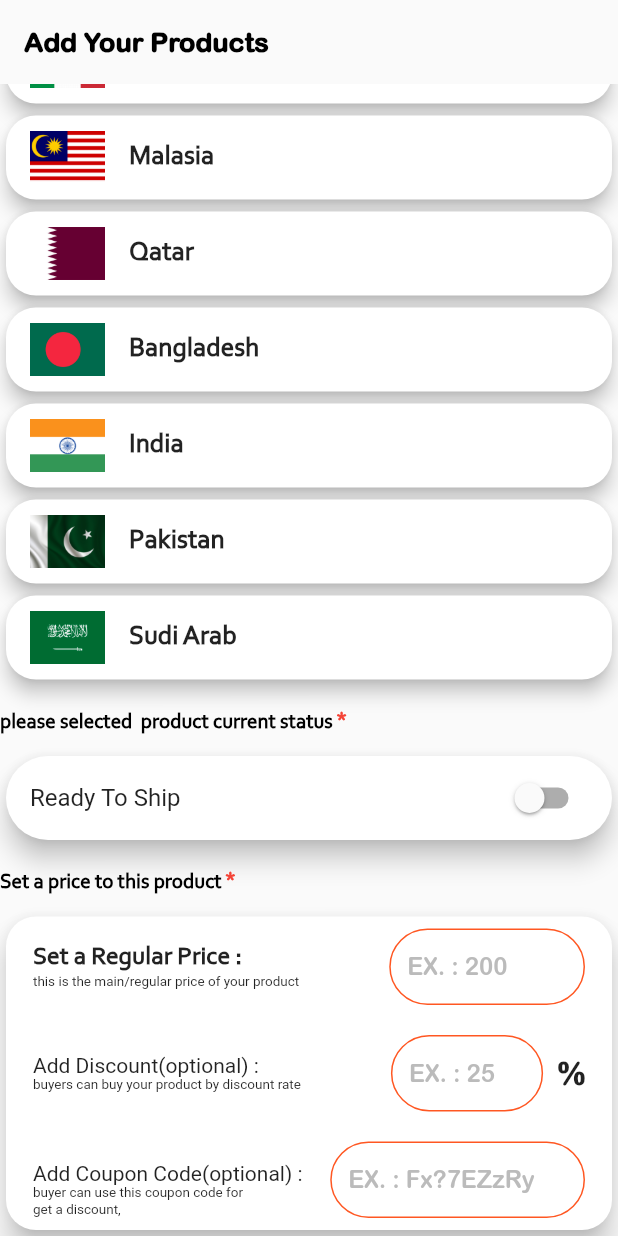
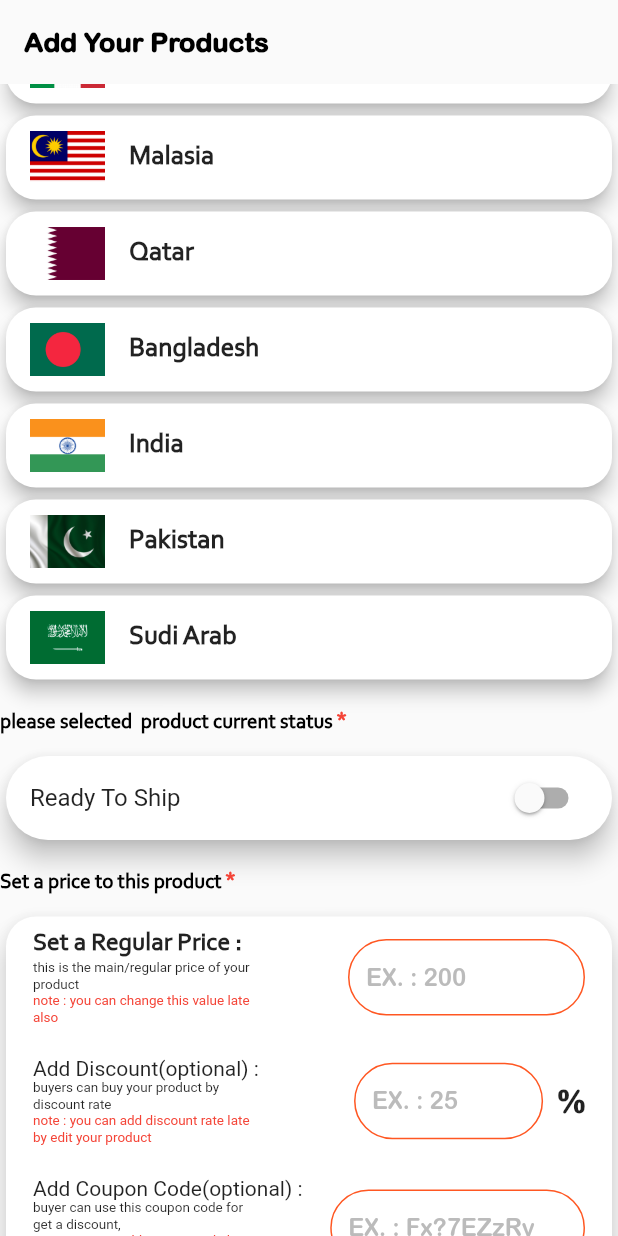
Before and after one commit to yarahman/global_bazar, a Flutter app: the screen it shows after launch, scrolled down 1386 dp, on a phone screen of 412 x 824 dp. Run offline on Flutter 3.47's test engine with Material 2 defaults, Android fonts, the phone set to English and light mode, and no system bars; our stand-ins replace file_picker, flutter_image_slideshow.

Commit message:
improve code format

```diff
--- a/lib/screens/android/adding_product_screen.dart
+++ b/lib/screens/android/adding_product_screen.dart
@@ -82,14 +82,14 @@ class _AddingProductScreenState extends State<AddingProductScreen>
 //
 //*@@@@@@@@@@@@@@@@@@@@@@@@@@@@@@@@@ all lists @@@@@@@@@@@@@@@@@@@@@@@@@@@@@@@@@@@
   List<File> imagesOrVideos = [];
-  List deliveryTimes = [
+  final List deliveryTimes = [
     'min',
     'hour',
     'days',
     'months',
   ];
 
-  List<String> catagorys = [
+  final List<String> catagorys = [
     'Home & Kitchen',
     'Beauty & PersonalCare',
     'Toys & Games',
@@ -102,7 +102,7 @@ class _AddingProductScreenState extends State<AddingProductScreen>
     'Electronics',
   ];
 
-  List<String> countryName = [
+  final List<String> countryName = [
     'Usa',
     'China',
     'Uk',
@@ -360,6 +360,8 @@ class _AddingProductScreenState extends State<AddingProductScreen>
           child: ListView(
             shrinkWrap: true,
             children: [
+              //
+              //* start of the enter title section -------------->
               requiredTexts(text: 'Enter your product title'),
               requireTextOrTextFieldGap(),
               textField(
@@ -369,6 +371,11 @@ class _AddingProductScreenState extends State<AddingProductScreen>
                 maxLengthForShortTextFields: 50,
                 textInputType: TextInputType.text,
               ),
+              //
+              //? end of the title section ----------------->
+              //
+              //*start of the short description section ---------------->
+              //
               requiredTexts(
                   text: 'Enter a short description about your product'),
               requireTextOrTextFieldGap(),
@@ -377,6 +384,10 @@ class _AddingProductScreenState extends State<AddingProductScreen>
                   isDescriptionTextField: true,
                   onChange: (value) {},
                   textInputType: TextInputType.multiline),
+              //
+              //? end of the short description section ---------------->
+              //
+              //*start of the "enter delivery time" section ----------->
               requiredTexts(text: 'Enter delivery time'),
               requireTextOrTextFieldGap(),
               Card(
@@ -478,9 +489,14 @@ class _AddingProductScreenState extends State<AddingProductScreen>
                   ),
                 ),
               ),
+              //
+              //? end of the "enter delivery time" section ---------------->
               const SizedBox(
                 height: 20,
               ),
+              //
+              //
+              //* start of the "Select Product Catatgory " Section ----------->
               requiredTexts(text: 'Select product Catagory'),
               requireTextOrTextFieldGap(),
               GridView(
@@ -551,9 +567,18 @@ class _AddingProductScreenState extends State<AddingProductScreen>
                   );
                 }).toList(),
               ),
+              //
+              //? end of the "select product catagory" section --------------->
+              //
+              //
               const SizedBox(
                 height: 20.0,
               ),
+              //
+              //
+              //*start of the "Upload product images or vidoes" section ------------->
+              //
+              //
               requiredTexts(text: 'Upload product images or vidoes'),
               requireTextOrTextFieldGap(),
               Padding(
@@ -757,9 +782,19 @@ class _AddingProductScreenState extends State<AddingProductScreen>
                       )
                     : null,
               ),
+              //
+              //
+              //? end of the "Upload product images or vidoes" section ---------------->
+              //
+              //
               const SizedBox(
                 height: 10.0,
               ),
+              //
+              //
+              //* start of the "select your country" section ------------------->
+              //
+              //
               requiredTexts(
                 text: 'select your country',
               ),
@@ -853,9 +888,20 @@ class _AddingProductScreenState extends State<AddingProductScreen>
                   );
                 }).toList(),
               ),
+              //
+              //
+              //?end of the "select your country" section ----------------->
+              //
+              //
               const SizedBox(
                 height: 15.0,
               ),
+              //
+              //
+              //* start of the "please selected product current status" section ------------>
+              //
+              //
+              //
               requiredTexts(text: 'please selected  product current status'),
               requireTextOrTextFieldGap(),
               Card(
@@ -880,9 +926,19 @@ class _AddingProductScreenState extends State<AddingProductScreen>
                   title: const Text('Ready To Ship'),
                 ),
               ),
+              //
+              //
+              //? end of the "please product current status" section ---------------->
+              //
+              //
               const SizedBox(
                 height: 15.0,
               ),
+              //
+              //
+              //* start of the "set a price to this product " sectino -------------->
+              //
+              //
               requiredTexts(text: 'Set a price to this product'),
               requireTextOrTextFieldGap(),
               Card(
@@ -914,10 +970,21 @@ class _AddingProductScreenState extends State<AddingProductScreen>
                                     fontSize: 17.0,
                                   ),
                                 ),
-                                Text(
+                                SizedBox(
+                                  width: 150.0,
+                                  child: Text(
                                     'this is the main/regular price of your product',
                                     style: TextStyle(
                                       fontSize: 9.0,
+                                    ),
+                                  ),
+                                ),
+                                SizedBox(
+                                  width: 150.0,
+                                  child: Text(
+                                    'note : you can change this value late also',
+                                    style: TextStyle(
+                                        fontSize: 9.0, color: Colors.red),
                                   ),
                                 ),
                               ],
@@ -946,10 +1013,23 @@ class _AddingProductScreenState extends State<AddingProductScreen>
                               crossAxisAlignment: CrossAxisAlignment.start,
                               children: const [
                                 Text('Add Discount(optional) : '),
-                                Text(
+                                SizedBox(
+                                  width: 150,
+                                  child: Text(
                                     'buyers can buy your product by discount rate',
                                     style: TextStyle(
                                       fontSize: 9.0,
+                                    ),
+                                  ),
+                                ),
+                                SizedBox(
+                                  width: 150.0,
+                                  child: Text(
+                                    'note : you can add discount rate late by edit your product',
+                                    style: TextStyle(
+                                      fontSize: 9.0,
+                                      color: Colors.red,
+                                    ),
                                   ),
                                 ),
                               ],
@@ -999,6 +1079,14 @@ class _AddingProductScreenState extends State<AddingProductScreen>
                                     ),
                                   ),
                                 ),
+                                SizedBox(
+                                  width: 150,
+                                  child: Text(
+                                    'note : you can add coupon code later by edit your product',
+                                    style: TextStyle(
+                                        fontSize: 9.0, color: Colors.red),
+                                  ),
+                                ),
                               ],
                             ),
                             const SizedBox(
@@ -1017,7 +1105,10 @@ class _AddingProductScreenState extends State<AddingProductScreen>
                     ),
                   ),
                 ),
-              )
+              ),
+              //
+              //
+              //? end of the "set a price to this product" section ---------------------->
             ],
           ),
         ),
```
Lines whose indentation alone changed are shown as unchanged.
